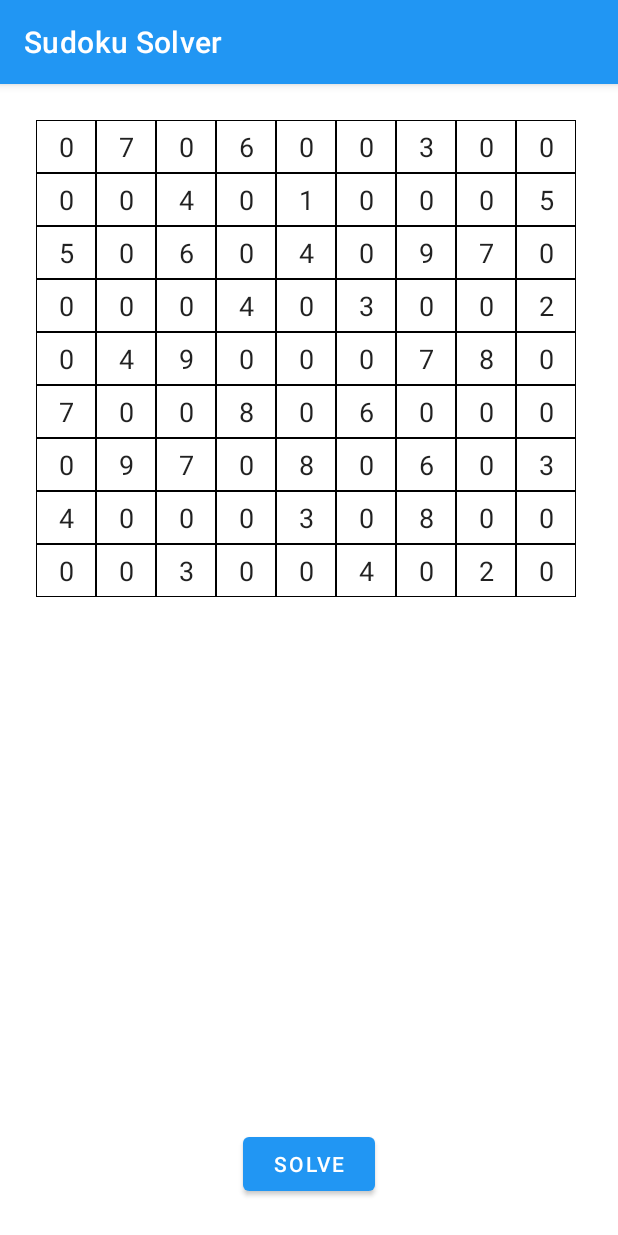
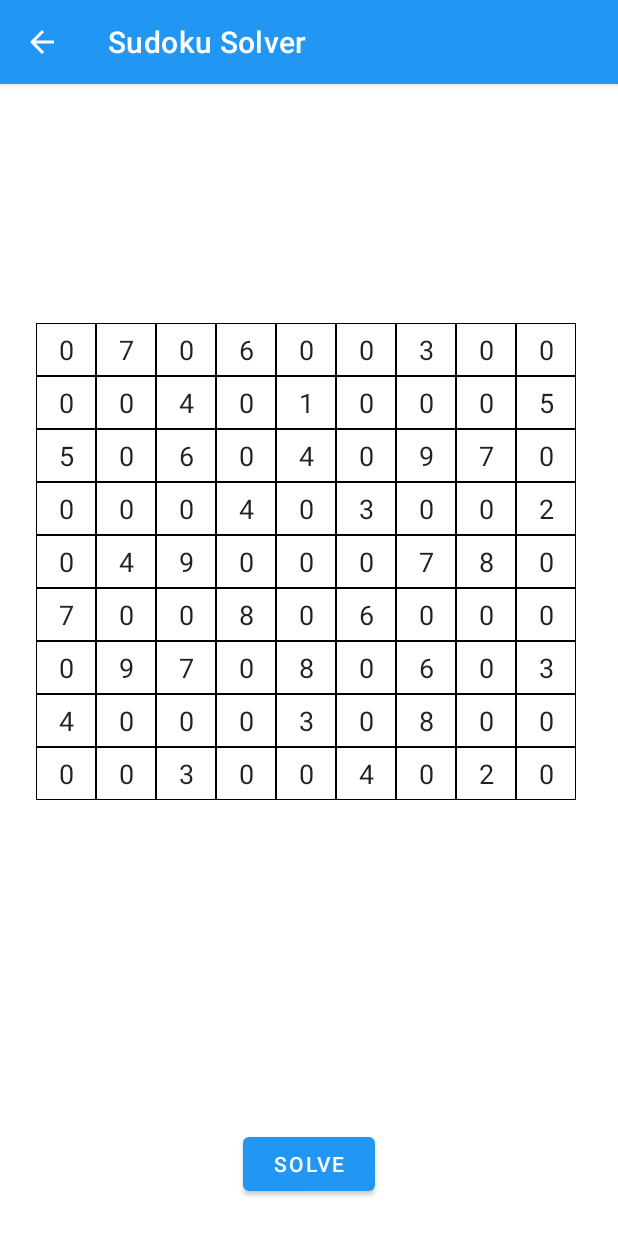
Before and after one commit to cpittet/Sudoku-Solver, an Android app: the SudokuInputActivity screen opened directly, with no data from a screen before it, on a phone screen of 412 x 824 dp. Run offline under Robolectric (Android 15) with nearby library versions, the phone set to English and light mode, and no system bars.

Commit message:
Correct manifest and reference in sudoku input activity layout

```diff
--- a/app/src/main/AndroidManifest.xml
+++ b/app/src/main/AndroidManifest.xml
@@ -9,7 +9,7 @@
         android:roundIcon="@mipmap/ic_launcher_round"
         android:supportsRtl="true"
         android:theme="@style/Theme.SudokuSolver">
-        <activity android:name=".SudokuInputActivity">
+        <activity android:name=".SudokuInputActivity"
             android:parentActivityName=".MainActivity">
             <meta-data
                 android:name="android.support.PARENT_ACTIVITY"
--- a/app/src/main/res/layout/activity_sudoku_input.xml
+++ b/app/src/main/res/layout/activity_sudoku_input.xml
@@ -14,7 +14,7 @@
         android:layout_marginTop="24dp"
         android:layout_marginEnd="24dp"
         android:stretchColumns="*"
-        app:layout_constraintBottom_toTopOf="@+id/result_solving"
+        app:layout_constraintBottom_toTopOf="@+id/result_txt_solving"
         app:layout_constraintEnd_toEndOf="parent"
         app:layout_constraintStart_toStartOf="parent"
         app:layout_constraintTop_toTopOf="parent">
```
